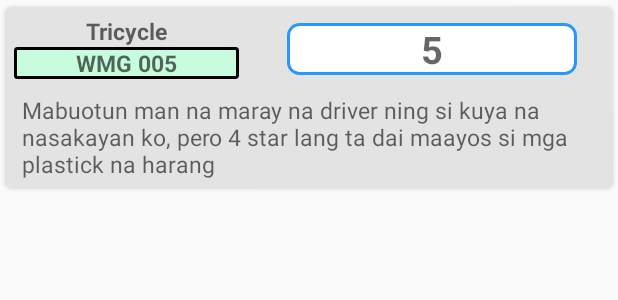
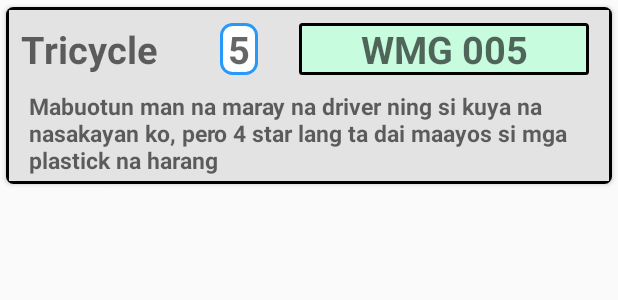
Before and after one commit to radgejoseph/speakup, an Android app: the layout list_view_your_review.xml on its own in the app's theme, with its tools: preview values and no code run, on a phone screen of 412 x 824 dp. Shown: the top 300 px of the screen. Run offline under Robolectric (Android 15) with nearby library versions, the phone set to English and light mode, and no system bars.

Commit message:
add some error traps and improve design , listview for Plate review still not loading
//plate item reviews dai padin nagana pero si my reviews oks na. design nalang saka error traps pag empty
//working read listview from database, now configuring user review and plate reviews
//fix the icon, and working on reviews list
//Finally got the upload image to db and remove some buttons, remove the ability of the app to take pictures.
//Fix ColorumFormActivity for sending colorum plate
//(add descriptions) UI Fix, bring back the PlateRatingsActivity, remove other comments

```diff
--- /dev/null
+++ b/app/src/main/res/drawable/review_view_layout.xml
@@ -0,0 +1,10 @@
+<?xml version="1.0" encoding="utf-8"?>
+<shape xmlns:android="http://schemas.android.com/apk/res/android"
+    android:shape="rectangle">
+
+    <solid android:color="@color/graycolor"/>
+    <corners android:radius="1dp"/>
+    <stroke android:color="@android:color/black"/>
+    <stroke android:width="2dp"/>
+
+</shape>
--- a/app/src/main/res/layout/list_view_your_review.xml
+++ b/app/src/main/res/layout/list_view_your_review.xml
@@ -16,52 +16,56 @@
     <RelativeLayout
         android:layout_width="match_parent"
         android:layout_height="wrap_content"
-        android:background="@color/graycolor"
+        android:background="@drawable/review_view_layout"
         android:padding="5dp"
         android:gravity="center_horizontal"
         android:orientation="horizontal">
 
         <TextView
             android:id="@+id/vehicle_type"
-            android:layout_width="150dp"
+            android:layout_width="100dp"
             android:layout_height="wrap_content"
             android:layout_alignParentTop="true"
+            android:layout_marginTop="5dp"
             android:gravity="center_horizontal"
             android:hint="Tricycle"
+            android:textSize="25sp"
             android:textStyle="bold"
-            android:textSize="15sp"
             tools:ignore="MissingConstraints" />
 
         <TextView
-            android:id="@+id/body_plate"
-            android:layout_width="150dp"
+            android:id="@+id/ratecount"
+            android:layout_width="wrap_content"
             android:layout_height="wrap_content"
-            android:layout_below="@+id/vehicle_type"
-            android:layout_toStartOf="@+id/ratingBar"
+            android:layout_alignParentTop="true"
+            android:layout_marginStart="37dp"
+            android:layout_marginTop="5dp"
+            android:layout_toEndOf="@+id/vehicle_type"
+            android:background="@drawable/text_box_layout"
             android:gravity="center_horizontal"
-            android:background="@drawable/small_plate_box_layout"
-            android:hint="WMG 005"
+            android:hint="5"
+            android:paddingHorizontal="5dp"
             android:textAppearance="@style/Base.TextAppearance.AppCompat.Large"
-            android:textSize="15sp"
+            android:textSize="25sp"
             android:textStyle="bold"
             app:layout_constraintBottom_toBottomOf="parent"
             app:layout_constraintEnd_toEndOf="parent"
             app:layout_constraintStart_toStartOf="parent" />
 
-                <TextView
-            android:id="@+id/ratecount"
+        <TextView
+            android:id="@+id/body_plate"
             android:layout_width="193dp"
             android:layout_height="wrap_content"
             android:layout_alignParentTop="true"
-            android:layout_marginStart="32dp"
+            android:layout_alignParentEnd="true"
             android:layout_marginTop="5dp"
-            android:textStyle="bold"
-            android:background="@drawable/text_box_layout"
-            android:layout_toEndOf="@+id/body_plate"
+            android:layout_marginEnd="10dp"
+            android:background="@drawable/small_plate_box_layout"
             android:gravity="center_horizontal"
-            android:hint="5"
+            android:hint="WMG 005"
             android:textColor="@color/black"
             android:textSize="25sp"
+            android:textStyle="bold"
             tools:ignore="MissingConstraints" />
 
 <!--        <RatingBar-->
@@ -81,7 +85,9 @@
             android:layout_width="match_parent"
             android:layout_height="wrap_content"
             android:layout_below="@+id/body_plate"
-            android:layout_marginStart="5dp"
+            android:textColor="@color/black"
+            android:textStyle="bold"
+            android:layout_marginStart="10dp"
             android:layout_marginTop="10dp"
             android:hint="Mabuotun man na maray na driver ning si kuya na nasakayan ko, pero 4 star lang ta dai maayos si mga plastick na harang"
             android:textSize="15sp"
```
Also changed, not shown: app/src/main/java/com/speakup/dfs/CommendationFragment.java (+10 -9 lines), app/src/main/java/com/speakup/dfs/ComplaintFragment.java (+12 -9 lines), app/src/main/java/com/speakup/dfs/RateMeActivity.java (+10 -1 lines), app/src/main/res/layout/fragment_commendation.xml (+17 -5 lines), app/src/main/res/layout/fragment_complaint.xml (+18 -6 lines).
